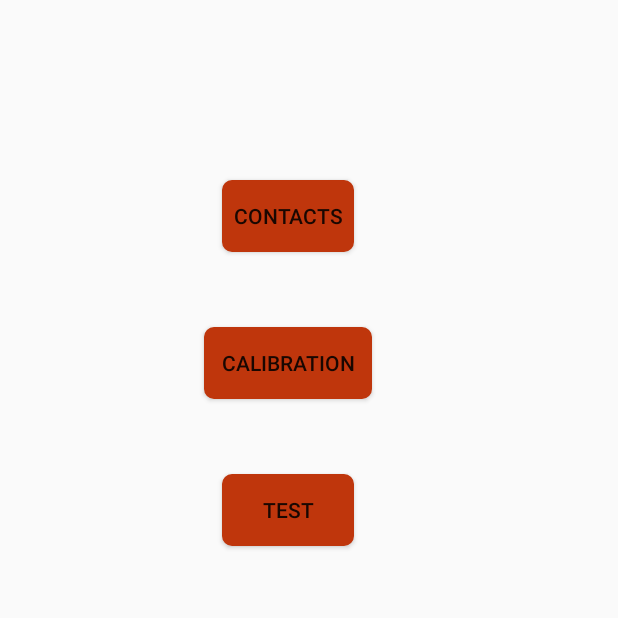
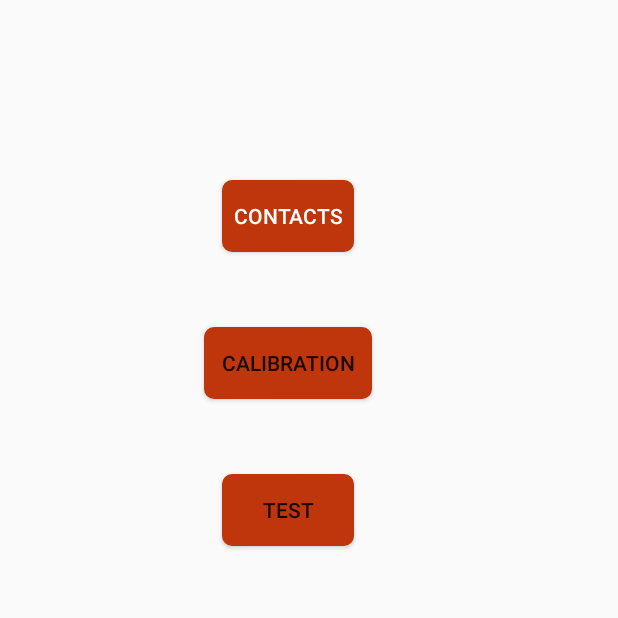
Before and after one commit to noelkonagai/project_flare, an Android app: the MainMenuActivity screen opened directly, with no data from a screen before it, on a phone screen of 412 x 824 dp, the top half of it. Run offline under Robolectric (Android 15) with nearby library versions, the phone set to English and light mode, and no system bars; Roboto replaces fonts that are not available here.

Commit message:
Zimng's upload

```diff
--- a/app/src/main/res/layout/activity_main_menu.xml
+++ b/app/src/main/res/layout/activity_main_menu.xml
@@ -16,6 +16,7 @@
         android:layout_marginTop="120dp"
         android:background="@drawable/btn_style"
         android:text="Contacts"
+        android:textColor="@color/cardview_light_background"
         app:layout_constraintStart_toStartOf="parent"
         app:layout_constraintTop_toTopOf="parent" />
 
```
